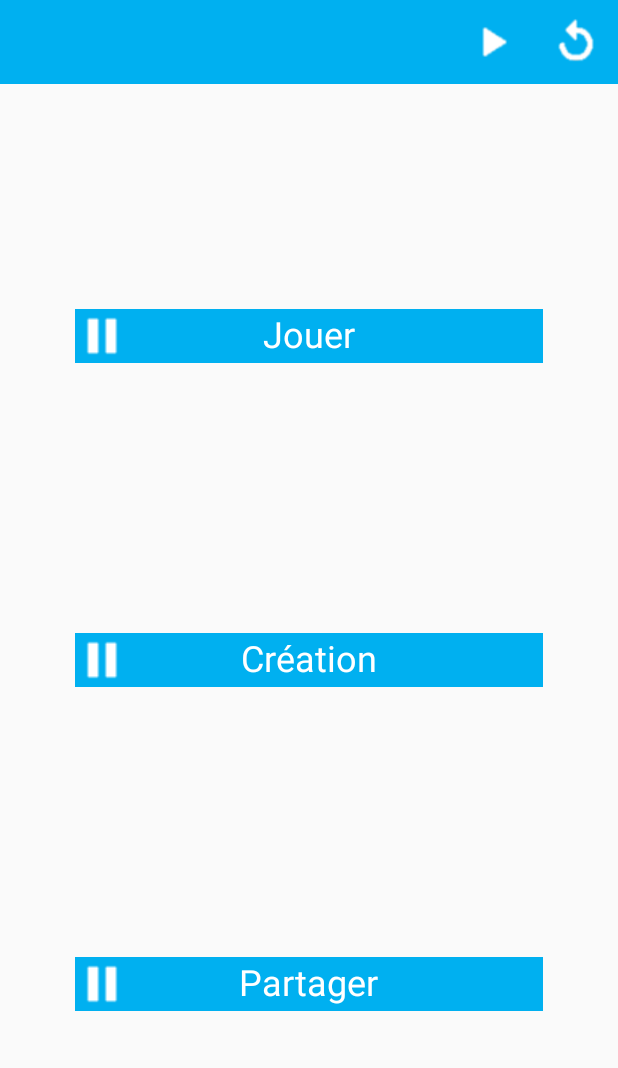
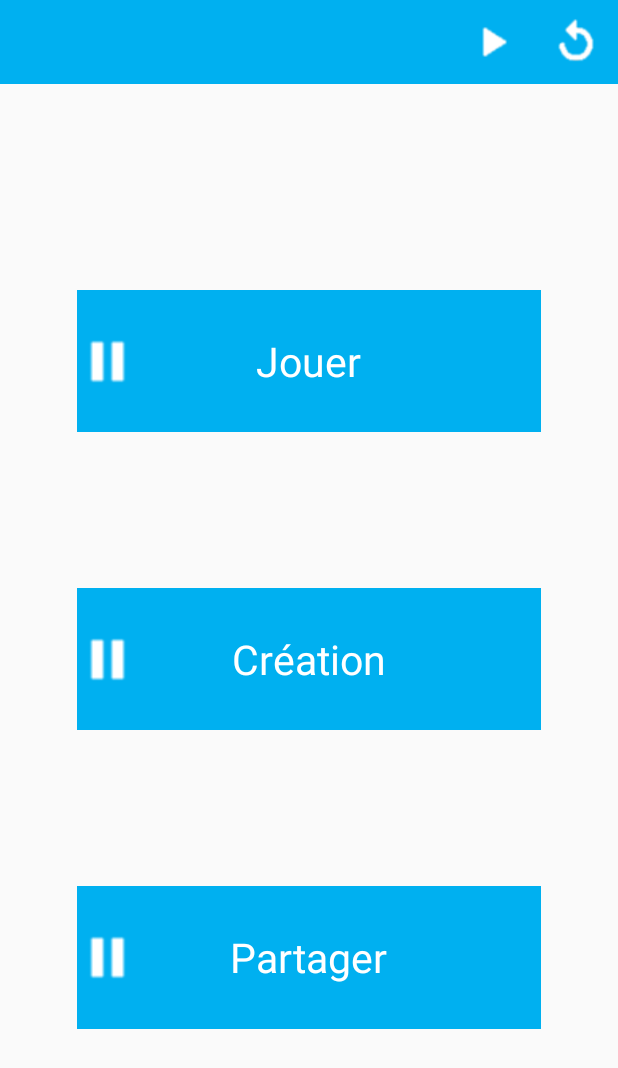
Before and after one commit to Sykless/projaiiient, an Android app: the screen it shows after launch (Home), on a phone screen of 412 x 824 dp. Shown: the top 1068 px of the screen. Run offline under Robolectric (Android 15) with nearby library versions, the phone set to English and light mode, and no system bars.

Commit message:
Finished : main menu (adapting to screen) To finish : animation

```diff
--- a/app/src/main/java/com/autoscroll/fraba/defiloche/Home.java
+++ b/app/src/main/java/com/autoscroll/fraba/defiloche/Home.java
@@ -1,48 +1,35 @@
 package com.autoscroll.fraba.defiloche;
 
-import android.animation.AnimatorSet;
-import android.animation.ObjectAnimator;
-import android.animation.ValueAnimator;
-import android.app.Activity;
 import android.content.Context;
 import android.content.Intent;
 import android.content.res.Configuration;
-import android.graphics.Color;
 import android.graphics.Point;
-import android.graphics.PorterDuff;
 import android.graphics.drawable.AnimationDrawable;
-import android.graphics.drawable.Drawable;
-import android.media.Image;
 import android.support.v7.app.AppCompatActivity;
 import android.os.Bundle;
 import android.support.v7.widget.Toolbar;
-import android.util.Log;
 import android.util.TypedValue;
 import android.view.Display;
 import android.view.Menu;
-import android.view.MotionEvent;
 import android.view.View;
 import android.view.ViewGroup;
 import android.view.animation.AlphaAnimation;
 import android.widget.Button;
 import android.widget.ImageView;
+import android.widget.LinearLayout;
 import android.widget.RelativeLayout;
-import android.widget.LinearLayout.LayoutParams;
 import android.widget.TextView;
-import android.widget.Toast;
 
 public class Home extends AppCompatActivity
 {
     private static final int CODE_PLAY = 1;
 
-    int actionBarHeight = 0;
+    AnimationDrawable animationPlay;
+    AnimationDrawable animationCreate;
+    AnimationDrawable animationShare;
 
-    AnimationDrawable rocketAnimation;
-    AnimationDrawable button2Animation;
-    AnimationDrawable button3Animation;
-
-    private AlphaAnimation buttonClick = new AlphaAnimation(1F, 0.8F); // Animation on button when clicked
-    private AlphaAnimation buttonClickRelease = new AlphaAnimation(0.8F,1F); // Animation when released
+    private AlphaAnimation buttonClick = new AlphaAnimation(1F, 0.8F); // Fading animation on button when clicked
+    private AlphaAnimation buttonClickRelease = new AlphaAnimation(0.8F,1F); // Unfading animation on button when clicked
 
     @Override
     protected void onCreate(Bundle savedInstanceState)
@@ -50,85 +37,93 @@ public class Home extends AppCompatActivity
         super.onCreate(savedInstanceState);
         setContentView(R.layout.home_layout);
 
+        // Layout items declaration
+        Toolbar toolbar = findViewById(R.id.toolbar);
+        LinearLayout linearLayout = findViewById(R.id.linearLayout);
+
+        RelativeLayout buttonPlay = findViewById(R.id.test_layout);
+        RelativeLayout buttonCreate = findViewById(R.id.test_layout2);
+        RelativeLayout buttonShare = findViewById(R.id.test_layout3);
+
+        ImageView imagePlay = (ImageView) findViewById(R.id.test_button_image);
+        ImageView imageCreate = (ImageView) findViewById(R.id.test_button_image2);
+        ImageView imageShare = (ImageView) findViewById(R.id.test_button_image3);
+
+        TextView textPlay = findViewById(R.id.test_button_text);
+        TextView textCreate = findViewById(R.id.test_button_text2);
+        TextView textShare = findViewById(R.id.test_button_text3);
+
         // Toolbar setup
-        Toolbar mToolbar = findViewById(R.id.toolbar);
-        setSupportActionBar(mToolbar);
+        setSupportActionBar(toolbar);
         getSupportActionBar().setDisplayShowTitleEnabled(false);
 
-        // Get the height of the toolbar
-        TypedValue tv = new TypedValue();
-        if (getTheme().resolveAttribute(android.R.attr.actionBarSize, tv, true))
+        // Layout modification according to orientation of the device
+        Display display = getWindowManager().getDefaultDisplay();
+        Point size = new Point();
+        display.getSize(size); // size.x = device width - size.y = device height
+
+        // Default values
+        int marginTop = 300;
+        int marginSide = 200;
+        float textSize = 24;
+        int animSize = 72;
+
+        if(getResources().getConfiguration().orientation == Configuration.ORIENTATION_PORTRAIT) // Portait orientation
         {
-            actionBarHeight = TypedValue.complexToDimensionPixelSize(tv.data,getResources().getDisplayMetrics());
+            marginTop = size.x/3;
+            marginSide = size.x/8;
+            textSize = size.x/15;
+            animSize = size.x/10;
         }
 
-        // Layout modification
-        /*
-        RelativeLayout relativeLayout = findViewById(R.id.relativeLayout);
-
-        Display display = getWindowManager().getDefaultDisplay();
-        Point size = new Point();
-        display.getSize(size);
-
-        int marginTop = 0;
-        int marginSide = 0;
-
-        if(getResources().getConfiguration().orientation == Configuration.ORIENTATION_PORTRAIT)
+        if(getResources().getConfiguration().orientation == Configuration.ORIENTATION_LANDSCAPE) // Landscape orientation
         {
-            int width = size.x;
-            int heigth = size.y - actionBarHeight;
-
-            float ratio = (float) heigth / width;
-
-            marginTop = (int) Math.round(0.81/ratio*width);
-            marginSide = (int) Math.round(0.162/ratio*heigth);
+            marginTop = size.x/16;
+            marginSide = size.y/5;
+            textSize = size.x/25;
+            animSize = size.x/15;
         }
 
-        if(getResources().getConfiguration().orientation == Configuration.ORIENTATION_LANDSCAPE)
-        {
-            int width = size.y;
-            int heigth = size.x - actionBarHeight;
+        // Main Layout margins setup
+        LinearLayout.LayoutParams paramsLayout = (LinearLayout.LayoutParams) linearLayout.getLayoutParams();
+        paramsLayout.setMargins(marginSide,marginTop,marginSide,marginTop);
+        linearLayout.setLayoutParams(paramsLayout);
 
-            float ratio = (float) heigth / width;
-
-            marginTop = (int) Math.round(0.205/ratio*width);
-            marginSide = (int) Math.round(0.164/ratio*heigth);
-
-            marginTop = 400;
-        }
-
-        LayoutParams params = new LayoutParams(LayoutParams.MATCH_PARENT, LayoutParams.MATCH_PARENT);
-        params.setMargins(marginSide,marginTop,marginSide,marginTop);
-        relativeLayout.setLayoutParams(params);
-
-        */
-
-        ImageView rocketImage = (ImageView) findViewById(R.id.test_button_image);
-        rocketImage.setBackgroundResource(R.drawable.animation);
-        rocketAnimation = (AnimationDrawable) rocketImage.getBackground();
-        rocketAnimation.start();
-
-        ImageView rocketImage2 = (ImageView) findViewById(R.id.test_button_image2);
-        rocketImage2.setBackgroundResource(R.drawable.animation);
-        button2Animation = (AnimationDrawable) rocketImage2.getBackground();
-        button2Animation.start();
-
-        ImageView rocketImage3 = (ImageView) findViewById(R.id.test_button_image3);
-        rocketImage3.setBackgroundResource(R.drawable.animation);
-        button3Animation = (AnimationDrawable) rocketImage3.getBackground();
-        button3Animation.start();
-
+        // Transform every RelativeLayout with ImageView/TextView inside into a clickable Button
         setRelativeLayoutButton(this,R.id.test_layout);
         setRelativeLayoutButton(this,R.id.test_layout2);
         setRelativeLayoutButton(this,R.id.test_layout3);
 
-        RelativeLayout button1 = findViewById(R.id.test_layout);
-        RelativeLayout button2 = findViewById(R.id.test_layout2);
-        RelativeLayout button3 = findViewById(R.id.test_layout3);
+        // Add an animation to ImageViews
+        imagePlay.setBackgroundResource(R.drawable.animation);
+        animationPlay = (AnimationDrawable) imagePlay.getBackground();
+        animationPlay.start();
 
-        buttonClick.setDuration(300);
-        buttonClickRelease.setDuration(300);
-        buttonClickRelease.setStartOffset(200);
+        imageCreate.setBackgroundResource(R.drawable.animation);
+        animationCreate = (AnimationDrawable) imageCreate.getBackground();
+        animationCreate.start();
+
+        imageShare.setBackgroundResource(R.drawable.animation);
+        animationShare = (AnimationDrawable) imageShare.getBackground();
+        animationShare.start();
+
+        // Change the size of the text according to orientation
+        textPlay.setTextSize(TypedValue.COMPLEX_UNIT_PX,textSize);
+        textCreate.setTextSize(TypedValue.COMPLEX_UNIT_PX,textSize);
+        textShare.setTextSize(TypedValue.COMPLEX_UNIT_PX,textSize);
+
+        // Change the size of the animation according to orientation
+        RelativeLayout.LayoutParams params = (RelativeLayout.LayoutParams) imagePlay.getLayoutParams();
+        params.width = animSize;
+        params.height = animSize;
+        imagePlay.setLayoutParams(params);
+        imageCreate.setLayoutParams(params);
+        imageShare.setLayoutParams(params);
+
+        // Setup of fading effect on button when clicked
+        buttonClick.setDuration(100);
+        buttonClickRelease.setDuration(100);
+        buttonClickRelease.setStartOffset(100);
 
         View.OnClickListener buttonEffect = new View.OnClickListener()
         {
@@ -138,13 +133,13 @@ public class Home extends AppCompatActivity
                 v.startAnimation(buttonClick);
                 v.startAnimation(buttonClickRelease);
 
-                goToPlay(v);
+                // goToPlay(v);
             }
         };
 
-        button1.setOnClickListener(buttonEffect);
-        button2.setOnClickListener(buttonEffect);
-        button3.setOnClickListener(buttonEffect);
+        buttonPlay.setOnClickListener(buttonEffect);
+        buttonCreate.setOnClickListener(buttonEffect);
+        buttonShare.setOnClickListener(buttonEffect);
     }
 
     public void goToPlay(View view)
@@ -162,61 +157,50 @@ public class Home extends AppCompatActivity
 
     public void setRelativeLayoutButton(Context context, int id)
     {
-        RelativeLayout buttonTest = new RelativeLayout(context);
+        RelativeLayout buttonLayout = new RelativeLayout(context);
         RelativeLayout layout = findViewById(id);
 
-        Log.e("Test ",String.valueOf(layout.getChildCount()));
+        // Copy ancient layout parameters on my button
+        ViewGroup.LayoutParams params = layout.getLayoutParams();
+        buttonLayout.setLayoutParams(params);
 
-        // copy layout parameters
-        ViewGroup.LayoutParams params = layout.getLayoutParams();
-        buttonTest.setLayoutParams(params);
+        // Copy parameters of a standart button on my button layout
+        Button bt = new Button(context);
+        bt.setBackgroundColor(getResources().getColor(R.color.cyan)); // Blueish background
+        buttonLayout.setBackground(bt.getBackground());
 
-        // here I am using temporary instance of Button class
-        // to get standard button background and to get button text color
-
-        Button bt = new Button(context);
-        bt.setBackgroundColor(getResources().getColor(R.color.cyan));
-        buttonTest.setBackground(bt.getBackground());
-
-        // copy all child from relative layout to this button
+        // Copy all children from relative layout to this button
         while (layout.getChildCount() > 0)
         {
-            Log.e("Test","In");
-            View vchild = layout.getChildAt(0);
-            ((ViewGroup)vchild.getParent()).removeView(vchild);
-            buttonTest.addView(vchild);
+            // I transfer the child from the ancient layout to my button
+            View child = layout.getChildAt(0);
+            layout.removeView(child);
+            buttonLayout.addView(child);
 
-            // if child is textView set its color to standard buttong text colors
-            // using temporary instance of Button class
-            if (vchild instanceof TextView  )
+            // If child is a TextView, I set its color to white
+            if (child instanceof TextView  )
             {
-                ((TextView)vchild).setTextColor(getResources().getColor(R.color.white));
+                ((TextView)child).setTextColor(getResources().getColor(R.color.white));
             }
 
-            // just to be sure that child views can't be clicked and focused
-            vchild.setClickable(false);
-            vchild.setFocusable(false);
-            vchild.setFocusableInTouchMode(false);
+            // Just to be sure that child views can't be clicked and focused
+            child.setClickable(false);
+            child.setFocusable(false);
+            child.setFocusableInTouchMode(false);
         }
 
-        // remove all view from layout (maybe it's not necessary)
-        layout.removeAllViews();
+        // Set that this button is clickable, focusable, etc
+        buttonLayout.setClickable(true);
+        buttonLayout.setFocusable(true);
+        buttonLayout.setFocusableInTouchMode(false);
 
-        // set that this button is clickable, focusable, ...
-        buttonTest.setClickable(true);
-        buttonTest.setFocusable(true);
-        buttonTest.setFocusableInTouchMode(false);
-
-        // replace relative layout in parent with this one modified to looks like button
+        // Replace relative layout in parent with this one modified to looks like button
         ViewGroup vp = (ViewGroup)layout.getParent();
         int index = vp.indexOfChild(layout);
         vp.removeView(layout);
-        vp.addView(buttonTest,index);
+        vp.addView(buttonLayout,index);
 
-        buttonTest.setId(id);
+        // Put the ancient layout id in my button
+        buttonLayout.setId(id);
     }
-
-
-
-
 }
--- a/app/src/main/res/layout/home_layout.xml
+++ b/app/src/main/res/layout/home_layout.xml
@@ -11,30 +11,28 @@
         android:id="@+id/toolbar"
         android:layout_width="match_parent"
         android:layout_height="wrap_content"
-        android:layout_alignParentBottom="true"
-        android:layout_alignParentStart="true"
         android:background="@color/cyan"
         android:minHeight="?attr/actionBarSize"
         android:theme="?attr/actionBarTheme" />
+
     <LinearLayout
+        android:id="@+id/linearLayout"
         android:layout_width="match_parent"
         android:layout_height="match_parent"
-        android:layout_marginTop="150dp"
-        android:layout_marginBottom="150dp"
-        android:layout_marginEnd="50dp"
-        android:layout_marginStart="50dp"
+
         android:orientation="vertical">
         <RelativeLayout
             android:id="@+id/test_layout"
             android:layout_width="match_parent"
             android:layout_height="wrap_content"
-            android:background="@color/cyan">
+            android:background="@color/cyan"
+            android:layout_weight=".20">
 
             <TextView
                 android:id="@+id/test_button_text"
                 android:layout_width="wrap_content"
                 android:layout_height="wrap_content"
-                android:layout_alignTop="@+id/test_button_image"
+                android:layout_centerVertical="true"
                 android:layout_centerHorizontal="true"
                 android:text="Jouer"
                 android:textColor="@android:color/white"
@@ -44,25 +42,26 @@
                 android:id="@+id/test_button_image"
                 android:layout_width="wrap_content"
                 android:layout_height="wrap_content"
-                android:layout_alignParentTop="true" />
+                android:layout_centerVertical="true" />
         </RelativeLayout>
 
         <View
             android:layout_width="0dp"
             android:layout_height="50dp"
-            android:layout_weight="1" />
+            android:layout_weight=".20" />
 
         <RelativeLayout
             android:id="@+id/test_layout2"
             android:layout_width="match_parent"
             android:layout_height="wrap_content"
-            android:background="@color/cyan">
+            android:background="@color/cyan"
+            android:layout_weight=".20">
 
             <TextView
                 android:id="@+id/test_button_text2"
                 android:layout_width="wrap_content"
                 android:layout_height="wrap_content"
-                android:layout_alignTop="@+id/test_button_image2"
+                android:layout_centerVertical="true"
                 android:layout_centerHorizontal="true"
                 android:text="Création"
                 android:textColor="@android:color/white"
@@ -72,25 +71,26 @@
                 android:id="@+id/test_button_image2"
                 android:layout_width="wrap_content"
                 android:layout_height="wrap_content"
-                android:layout_alignParentTop="true" />
+                android:layout_centerVertical="true" />
         </RelativeLayout>
 
         <View
             android:layout_width="0dp"
             android:layout_height="50dp"
-            android:layout_weight="1" />
+            android:layout_weight=".20" />
 
         <RelativeLayout
             android:id="@+id/test_layout3"
             android:layout_width="match_parent"
             android:layout_height="wrap_content"
-            android:background="@color/cyan">
+            android:background="@color/cyan"
+            android:layout_weight=".20">
 
             <TextView
                 android:id="@+id/test_button_text3"
                 android:layout_width="wrap_content"
                 android:layout_height="wrap_content"
-                android:layout_alignTop="@+id/test_button_image3"
+                android:layout_centerVertical="true"
                 android:layout_centerHorizontal="true"
                 android:text="Partager"
                 android:textColor="@android:color/white"
@@ -100,7 +100,7 @@
                 android:id="@+id/test_button_image3"
                 android:layout_width="wrap_content"
                 android:layout_height="wrap_content"
-                android:layout_alignParentTop="true" />
+                android:layout_centerVertical="true"/>
         </RelativeLayout>
     </LinearLayout>
 </LinearLayout>
```
